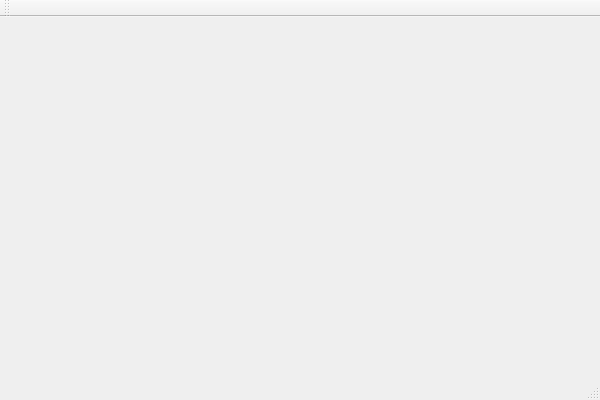
Above: src/DGLGui/ui/dglmainwindow.ui from scygan/debugler before the change. Below: the same form after it.
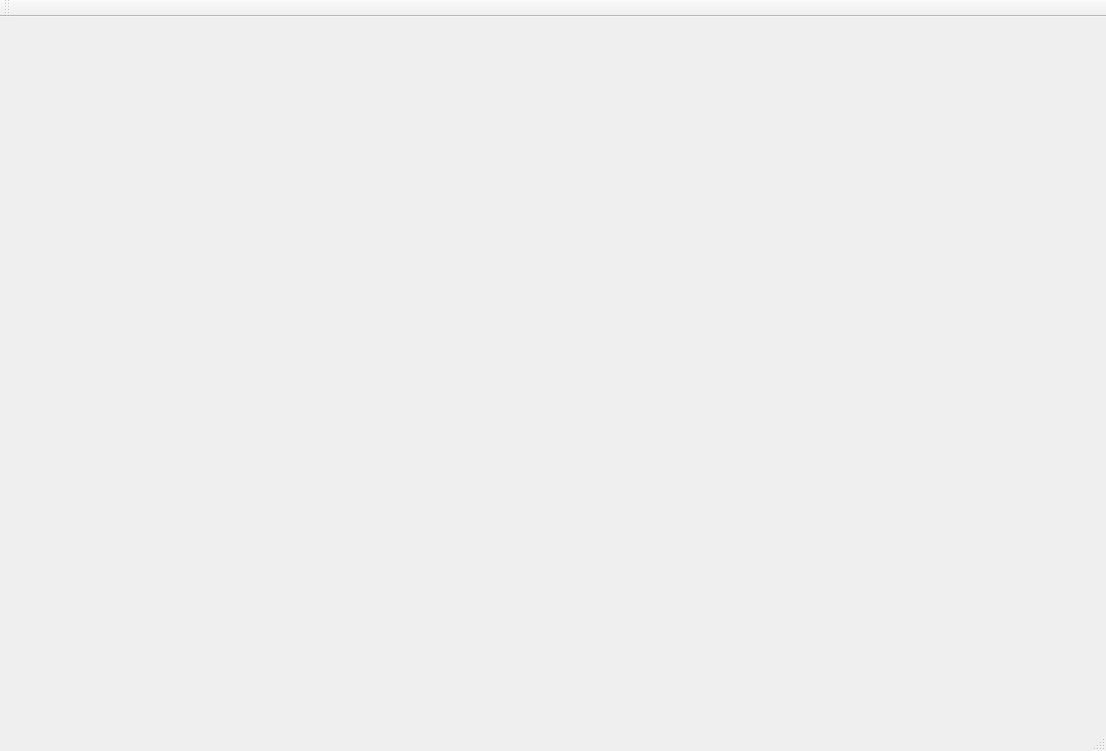
That is the form after the change.

Commit message: Setup usable dock layout on application startup - no need for preconfigured geometry settings

```diff
--- a/src/DGLGui/ui/dglmainwindow.ui
+++ b/src/DGLGui/ui/dglmainwindow.ui
@@ -6,14 +6,14 @@
    <rect>
     <x>0</x>
     <y>0</y>
-    <width>600</width>
-    <height>400</height>
+    <width>1106</width>
+    <height>751</height>
    </rect>
   </property>
   <property name="windowTitle">
    <string>Debugler</string>
   </property>
-  <widget class="QWidget" name="centralWidget"/>
+  <widget class="QLabel" name="centralWidget"/>
   <widget class="QMenuBar" name="menuBar">
    <property name="geometry">
     <rect>
@@ -24,7 +24,11 @@
     </rect>
    </property>
   </widget>
-  <widget class="QToolBar" name="mainToolBar">
+  <widget class="QStatusBar" name="statusBar"/>
+  <widget class="QToolBar" name="toolBar">
+   <property name="windowTitle">
+    <string>toolBar</string>
+   </property>
    <attribute name="toolBarArea">
     <enum>TopToolBarArea</enum>
    </attribute>
@@ -32,7 +36,6 @@
     <bool>false</bool>
    </attribute>
   </widget>
-  <widget class="QStatusBar" name="statusBar"/>
  </widget>
  <layoutdefault spacing="6" margin="11"/>
  <resources>
```
Left out of the diff: 6 changed lines with no effect on the pictures. The commit also changes 2 other files.
